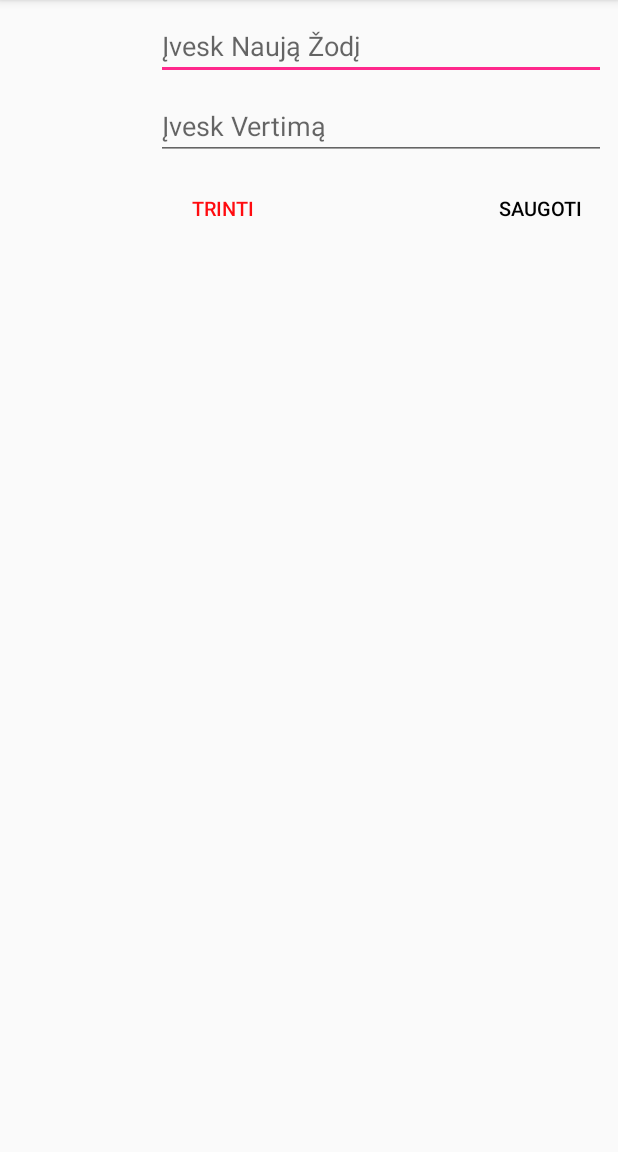
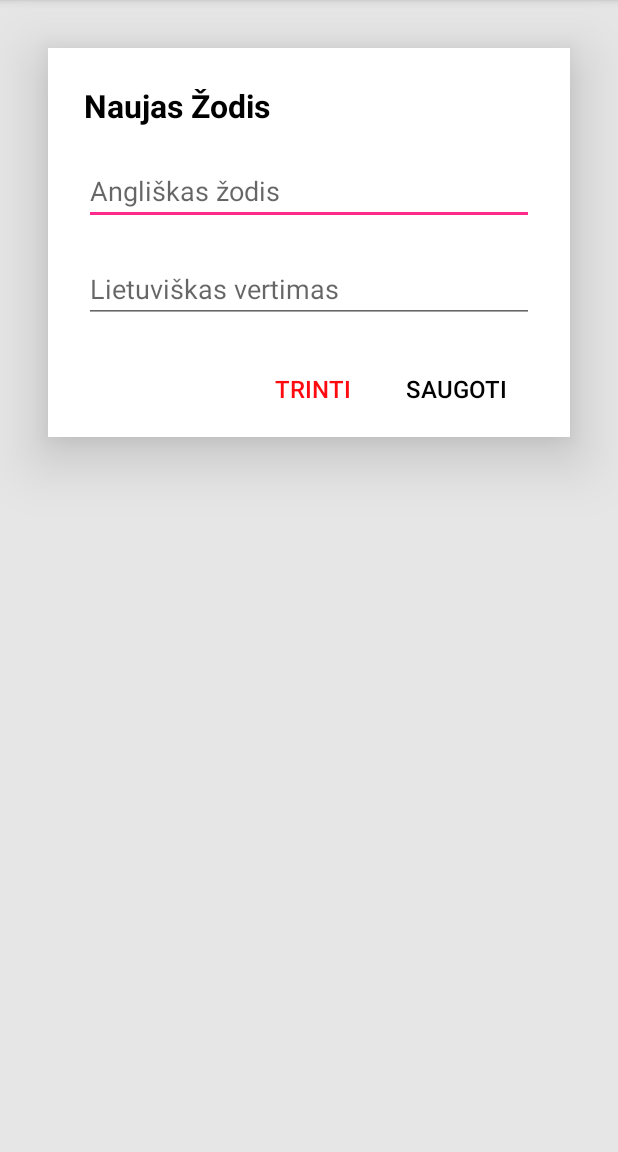
Before and after one commit to Vampyrian/NaujasMokinkisZodzius, an Android app: the fragment WordEditFragment shown on its own in the app's theme, on a phone screen of 412 x 824 dp, the part 84-1236 px from its top. Run offline under Robolectric (Android 15) with nearby library versions, the phone set to English and light mode, and no system bars; our stand-ins replace Room's generated code, data binding; 3 statements that could not run were skipped.

Commit message:
Pataisiau pamoku redagavimo langa pagal material dizaina

```diff
--- a/app/src/main/res/layout/lesson_edit_fragment.xml
+++ b/app/src/main/res/layout/lesson_edit_fragment.xml
@@ -15,7 +15,7 @@
     <android.support.constraint.ConstraintLayout
         android:layout_width="match_parent"
         android:layout_height="match_parent"
-        android:background="@color/mainAppBackground"
+        style="@style/AppBackground"
         android:orientation="vertical">
 
 
@@ -26,8 +26,7 @@
             android:layout_marginEnd="32dp"
             android:layout_marginStart="32dp"
             android:layout_marginTop="32dp"
-            android:background="@color/white"
-            android:elevation="24dp"
+            style="@style/DialogBackground"
             app:layout_constraintEnd_toEndOf="parent"
             app:layout_constraintStart_toStartOf="parent"
             app:layout_constraintTop_toTopOf="parent">
--- a/app/src/main/res/layout/lessons_list_fragment.xml
+++ b/app/src/main/res/layout/lessons_list_fragment.xml
@@ -14,7 +14,7 @@
     <RelativeLayout
         android:layout_width="match_parent"
         android:layout_height="match_parent"
-        android:background="@color/mainAppBackground"
+        style="@style/AppBackground"
         android:orientation="vertical">
 
         <android.support.design.widget.FloatingActionButton
--- a/app/src/main/res/layout/word_edit_fragment.xml
+++ b/app/src/main/res/layout/word_edit_fragment.xml
@@ -15,60 +15,96 @@
     <android.support.constraint.ConstraintLayout
         android:layout_width="match_parent"
         android:layout_height="match_parent"
+        style="@style/AppBackground"
         android:orientation="vertical">
+
+
+        <android.support.constraint.ConstraintLayout
+            android:id="@+id/root"
+            style="@style/DialogBackground"
+            android:layout_width="0dp"
+            android:layout_height="wrap_content"
+            android:layout_marginEnd="32dp"
+            android:layout_marginStart="32dp"
+            android:layout_marginTop="32dp"
+            app:layout_constraintEnd_toEndOf="parent"
+            app:layout_constraintStart_toStartOf="parent"
+            app:layout_constraintTop_toTopOf="parent">
 
             <Button
                 android:id="@+id/save_word"
-            style="@style/Button.ActionPositive"
-            android:layout_marginTop="8dp"
+                style="@style/Button.ActionPositiveSelectableBackground"
+                android:layout_marginEnd="8dp"
+                android:layout_marginTop="20dp"
                 android:onClick="@{wordEditFragment::saveWordClicked}"
                 android:text="@string/save"
+                android:textSize="16sp"
                 app:layout_constraintEnd_toEndOf="@+id/translate"
                 app:layout_constraintTop_toBottomOf="@+id/translate" />
 
-
-
             <Button
                 android:id="@+id/delete_word"
-            style="@style/Button.ActionNegative"
-            android:layout_marginTop="8dp"
+                style="@style/Button.ActionNegativeSelectableBackground"
+                android:layout_marginEnd="8dp"
                 android:onClick="@{wordEditFragment::deleteWordClicked}"
                 android:text="@string/delete"
-            app:layout_constraintStart_toStartOf="@+id/translate"
-            app:layout_constraintTop_toBottomOf="@+id/translate" />
-
+                android:textSize="16sp"
+                app:layout_constraintBaseline_toBaselineOf="@+id/save_word"
+                app:layout_constraintEnd_toStartOf="@+id/save_word" />
 
             <EditText
                 android:id="@+id/word"
-            android:layout_width="300dp"
+                android:layout_width="0dp"
                 android:layout_height="wrap_content"
-            android:layout_marginEnd="8dp"
-            android:layout_marginRight="16dp"
-            android:layout_marginTop="8dp"
+                android:layout_marginRight="24dp"
+                android:layout_marginLeft="24dp"
+                android:layout_marginTop="20dp"
                 android:hint="@string/word"
                 android:inputType="textCapWords"
                 android:text="@{word.word}"
                 app:layout_constraintEnd_toEndOf="parent"
                 app:layout_constraintRight_toRightOf="parent"
-            app:layout_constraintTop_toTopOf="parent" />
-
-
+                app:layout_constraintStart_toStartOf="parent"
+                app:layout_constraintTop_toBottomOf="@+id/title" />
 
             <EditText
                 android:id="@+id/translate"
-            android:layout_width="300dp"
+                android:layout_width="0dp"
                 android:layout_height="wrap_content"
-            android:layout_marginEnd="8dp"
-            android:layout_marginRight="16dp"
-            android:layout_marginTop="8dp"
+                android:layout_marginRight="24dp"
+                android:layout_marginLeft="24dp"
+                android:layout_marginTop="20dp"
                 android:hint="@string/translate"
                 android:inputType="textCapWords"
                 android:text="@{word.translateWord}"
                 app:layout_constraintEnd_toEndOf="parent"
                 app:layout_constraintRight_toRightOf="parent"
+                app:layout_constraintStart_toStartOf="parent"
                 app:layout_constraintTop_toBottomOf="@+id/word" />
 
+            <TextView
+                android:id="@+id/title"
+                style="@style/Text.Title"
+                android:layout_width="0dp"
+                android:layout_height="wrap_content"
+                android:layout_marginEnd="24dp"
+                android:layout_marginStart="24dp"
+                android:layout_marginTop="24dp"
+                android:text="@string/new_word"
+                app:layout_constraintEnd_toEndOf="parent"
+                app:layout_constraintStart_toStartOf="parent"
+                app:layout_constraintTop_toTopOf="parent" />
 
+            <TextView
+                android:id="@+id/stubView"
+                android:layout_width="0dp"
+                android:layout_height="8dp"
+                android:layout_marginEnd="8dp"
+                android:layout_marginStart="8dp"
+                app:layout_constraintEnd_toEndOf="parent"
+                app:layout_constraintStart_toStartOf="parent"
+                app:layout_constraintTop_toBottomOf="@+id/save_word" />
+        </android.support.constraint.ConstraintLayout>
 
 
     </android.support.constraint.ConstraintLayout>
--- a/app/src/main/res/values/strings.xml
+++ b/app/src/main/res/values/strings.xml
@@ -18,8 +18,7 @@
     <string name="user_email">Vartotojas@vardas.com</string>
     <string name="know">Žinau</string>
     <string name="dont_know">Nežinau</string>
-    <string name="word">Įvesk Naują Žodį</string>
-    <string name="translate">Įvesk Vertimą</string>
+
     <string name="edit_button">Redagavimas</string>
 
     <string name="sign_in_email">Įvesk paštą</string>
@@ -78,11 +77,15 @@
     <!--Pamoku redagavimo langas-->
     <string name="new_lesson_name">Pamokos pavadinimas</string>
     <string name="new_lesson">Nauja pamoka</string>
+    <string name="new_word">Naujas Žodis</string>
 
     <!--Tabbar-->
     <style name="tab_bar_pamokos">Pamokos</style>
     <style name="tab_bar_mokintis">Mokintis</style>
 
+    <!--Word edit langas-->
+    <string name="word">Angliškas žodis</string>
+    <string name="translate">Lietuviškas vertimas</string>
 
 
 
--- a/app/src/main/res/values/styles.xml
+++ b/app/src/main/res/values/styles.xml
@@ -18,6 +18,10 @@
     <style name="AppTheme.PopupOverlay" parent="ThemeOverlay.AppCompat.Light" />
 
 
+    //************************Pagrindinis appso backgroundas
+    <style name="AppBackground">
+        <item name="android:background">#e6e6e6</item>
+    </style>
 
     //****************Tekstas viduryje recycleView
     <style name="Text">
@@ -55,7 +59,7 @@
     </style>
 
 
-    //******************Mygtukai gerai ir blogai
+    //******************Mygtukai
     <style name="Button">
         <item name="android:textSize">13sp</item>
         <item name="android:layout_width">wrap_content</item>
@@ -93,6 +97,15 @@
         <item name="android:layout_width">50dp</item>
         <item name="android:layout_height">50dp</item>
     </style>
+
+    //******************************Dialogo kortele
+    <style name="DialogBackground">
+        <item name="android:background">@color/white</item>
+        <item name="android:elevation">24dp</item>
+
+    </style>
+
+
 
 
     //**********************TAB LAYOUT nustatymai
@@ -203,19 +216,6 @@
 
     </style>
 
-    <!--<style name="Button.Action.Positive" parent="Button1">-->
-        <!--<item name="android:textColor">@drawable/button_positive_text_drawable</item>-->
-        <!--<item name="android:textAllCaps">true</item>-->
-        <!--<item name="android:textSize">16sp</item>-->
-        <!--<item name="android:background">@color/transparent</item>-->
-    <!--</style>-->
-
-    <!--<style name="Button.Action.Negative" parent="Button1">-->
-        <!--<item name="android:textColor">@drawable/button_negative_text_drawable</item>-->
-        <!--<item name="android:textAllCaps">true</item>-->
-        <!--<item name="android:textSize">16sp</item>-->
-        <!--<item name="android:background">@color/transparent</item>-->
-    <!--</style>-->
 
 
 
```
Also changed, not shown: 2 other files. Lines whose indentation alone changed are shown as unchanged.
